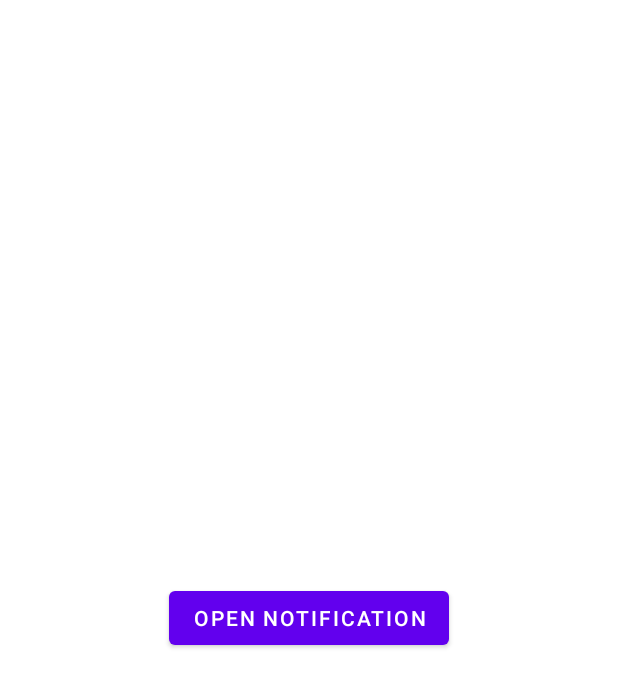
After one commit to juarezRoberto/android-data-binding, an Android app: the layout fragment_first.xml on its own in the app's theme, with its tools: preview values and no code run, on a phone screen of 412 x 824 dp. The commit adds this screen. Shown: the top 687 px of the screen. Run offline under Robolectric (Android 15) with nearby library versions, the phone set to English and light mode, and no system bars.

Commit message:
:sparkles: add feature to send local notification and navigate to fragment

```diff
--- a/app/build.gradle
+++ b/app/build.gradle
@@ -2,6 +2,7 @@ plugins {
     id 'com.android.application'
     id 'org.jetbrains.kotlin.android'
     id 'kotlin-kapt'
+    id 'androidx.navigation.safeargs.kotlin'
 }
 
 android {
@@ -46,4 +47,8 @@ dependencies {
     androidTestImplementation 'androidx.test.espresso:espresso-core:3.4.0'
 
     implementation "androidx.activity:activity-ktx:1.5.1"
+
+    //navigation component
+    implementation "androidx.navigation:navigation-fragment-ktx:$nav_version"
+    implementation "androidx.navigation:navigation-ui-ktx:$nav_version"
 }
--- /dev/null
+++ b/app/src/main/res/layout/fragment_first.xml
@@ -0,0 +1,25 @@
+<?xml version="1.0" encoding="utf-8"?>
+<layout xmlns:android="http://schemas.android.com/apk/res/android"
+    xmlns:app="http://schemas.android.com/apk/res-auto"
+    xmlns:tools="http://schemas.android.com/tools">
+
+    <data>
+
+    </data>
+
+    <androidx.constraintlayout.widget.ConstraintLayout
+        android:layout_width="match_parent"
+        android:layout_height="match_parent"
+        tools:context=".fragments.FirstFragment">
+
+        <Button
+            android:id="@+id/btnOpenNotification"
+            android:layout_width="wrap_content"
+            android:layout_height="wrap_content"
+            android:text="Open notification"
+            app:layout_constraintBottom_toBottomOf="parent"
+            app:layout_constraintEnd_toEndOf="parent"
+            app:layout_constraintStart_toStartOf="parent"
+            app:layout_constraintTop_toTopOf="parent" />
+    </androidx.constraintlayout.widget.ConstraintLayout>
+</layout>
--- a/app/src/main/res/values/strings.xml
+++ b/app/src/main/res/values/strings.xml
@@ -1,3 +1,5 @@
 <resources>
     <string name="app_name">AndroidDataBinding</string>
+    <!-- TODO: Remove or change this placeholder text -->
+    <string name="hello_blank_fragment">Hello blank fragment</string>
 </resources>
```
Also changed, not shown: app/src/main/AndroidManifest.xml (+5 -2 lines), app/src/main/java/com/juarez/android/databinding/BaseFragment.kt (added, +40 -0 lines), app/src/main/java/com/juarez/android/databinding/FirstActivity.kt (added, +11 -0 lines), app/src/main/java/com/juarez/android/databinding/MyApp.kt (added, +30 -0 lines), app/src/main/java/com/juarez/android/databinding/fragments/FirstFragment.kt (added, +20 -0 lines), app/src/main/java/com/juarez/android/databinding/fragments/SecondFragment.kt (added, +20 -0 lines), app/src/main/java/com/juarez/android/databinding/notifications/Notification.kt (added, +35 -0 lines), app/src/main/res/layout/activity_first.xml (added, +21 -0 lines), app/src/main/res/layout/fragment_second.xml (added, +21 -0 lines), app/src/main/res/navigation/main_nav_graph.xml (added, +18 -0 lines), build.gradle (+8 -1 lines).
